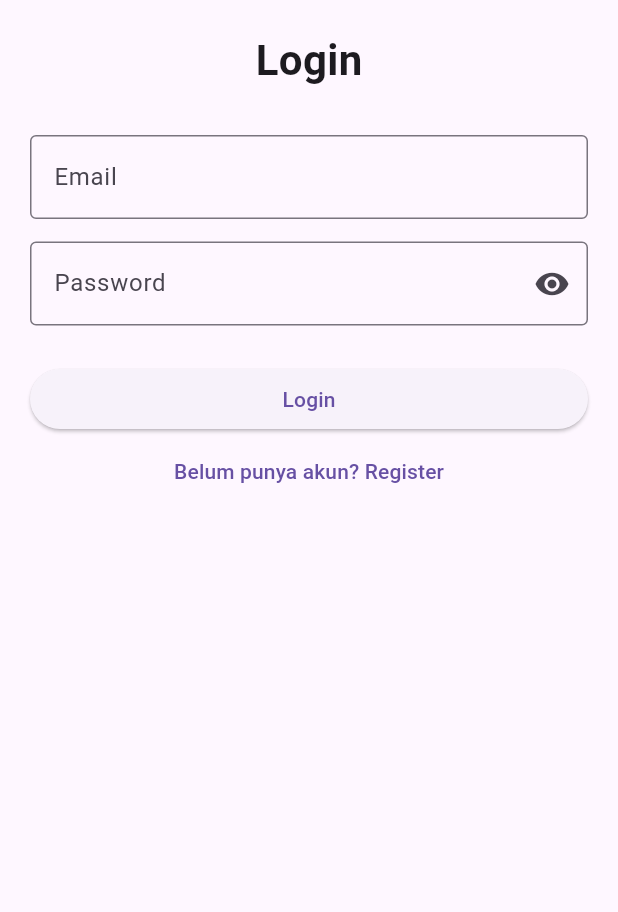
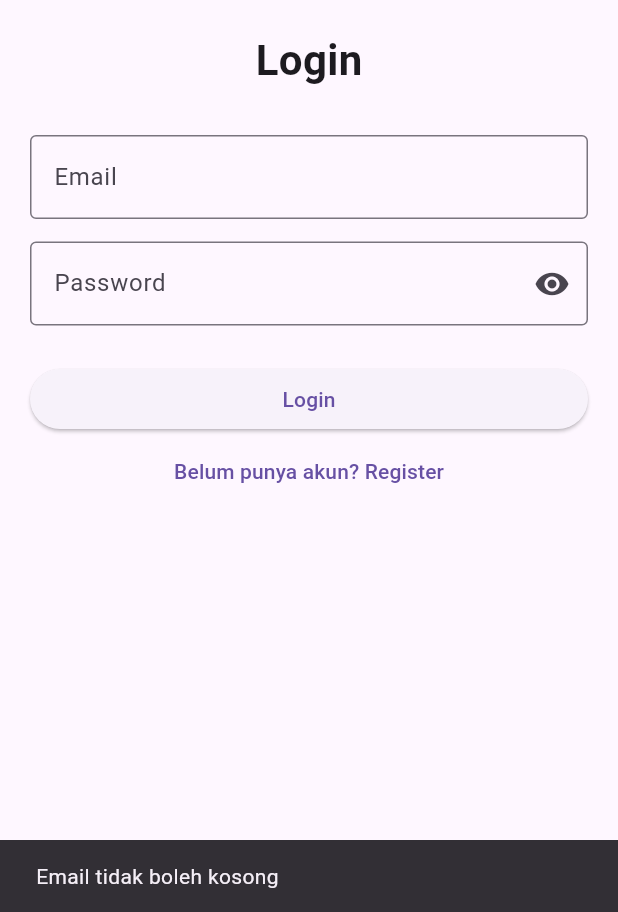
Before and after one commit to Anis-Fauziah/sukunin-delivery, a Flutter app: the screen it shows after launch, after a tap on "Login", on a phone screen of 412 x 824 dp, the part 324-1236 px from its top. Run offline on Flutter 3.47's test engine with Material 3 defaults, Android fonts, the phone set to English and light mode, and no system bars.

Commit message:
Add Login Validation

```diff
--- a/lib/screens/login_screen.dart
+++ b/lib/screens/login_screen.dart
@@ -11,6 +11,42 @@ class LoginScreen extends StatefulWidget {
 
 class _LoginScreenState
     extends State<LoginScreen> {
+      void loginValidation() {
+
+  if (emailController.text.trim().isEmpty) {
+
+    ScaffoldMessenger.of(context).showSnackBar(
+      const SnackBar(
+        content: Text(
+          'Email tidak boleh kosong',
+        ),
+      ),
+    );
+
+    return;
+  }
+
+  if (passwordController.text.trim().isEmpty) {
+
+    ScaffoldMessenger.of(context).showSnackBar(
+      const SnackBar(
+        content: Text(
+          'Password tidak boleh kosong',
+        ),
+      ),
+    );
+
+    return;
+  }
+
+  ScaffoldMessenger.of(context).showSnackBar(
+    const SnackBar(
+      content: Text(
+        'Validasi berhasil',
+      ),
+    ),
+  );
+}
 
   final TextEditingController
       emailController =
@@ -114,7 +150,7 @@ class _LoginScreenState
 
               child:
                   ElevatedButton(
-                onPressed: () {},
+                onPressed: loginValidation,
 
                 child:
                     const Text(
```
Also changed, not shown: lib/screens/register_screen.dart (+72 -92 lines).
